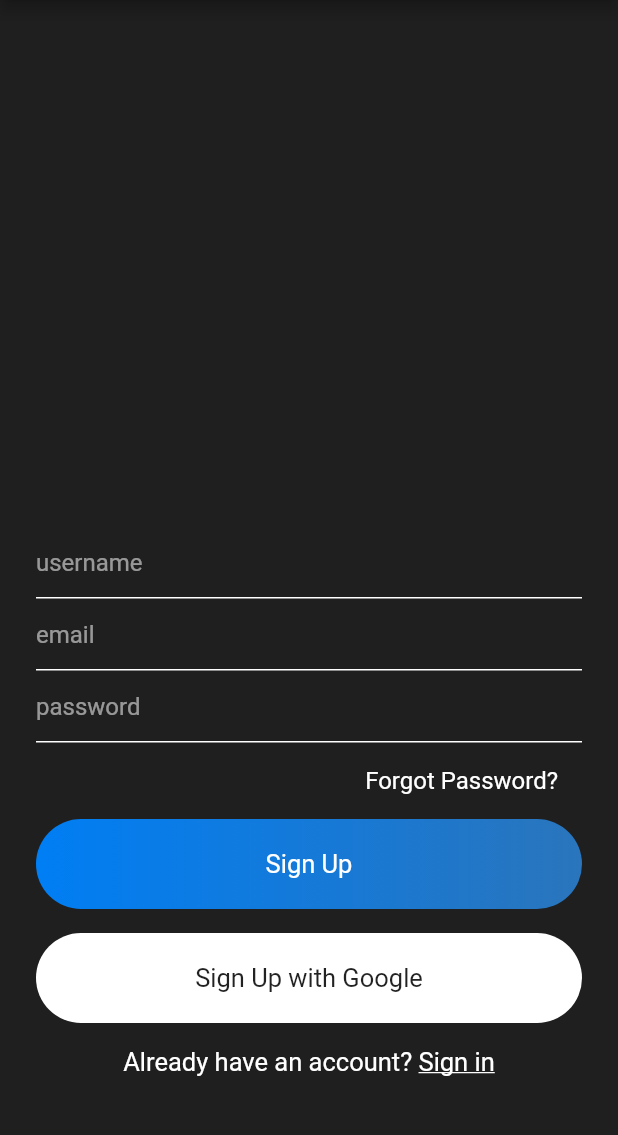
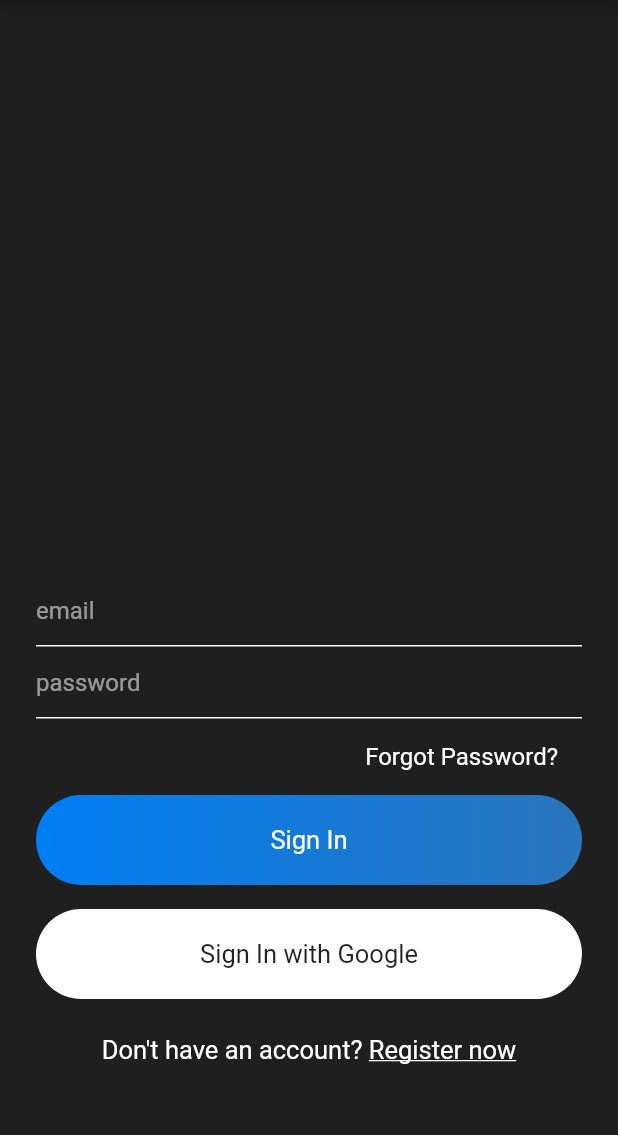
Before and after one commit to pduebel/flutter-chat-app, a Flutter app: the screen it shows after launch, on a phone screen of 412 x 824 dp, the part 84-1219 px from its top. Run offline on Flutter 3.47's test engine with Material 2 defaults, Android fonts, the phone set to English and light mode, and no system bars; our stand-ins replace firebase_auth, firebase_core; accounts and stored records are empty.

Commit message:
add routes between sign in and sign up via authenticate widget

```diff
--- /dev/null
+++ b/lib/helper/authenticate.dart
@@ -0,0 +1,29 @@
+import 'package:chat_app/views/sign_in.dart';
+import 'package:chat_app/views/sign_up.dart';
+import 'package:flutter/material.dart';
+
+class Authenticate extends StatefulWidget {
+  const Authenticate({Key? key}) : super(key: key);
+
+  @override
+  _AuthenticateState createState() => _AuthenticateState();
+}
+
+class _AuthenticateState extends State<Authenticate> {
+  bool showSignIn = true;
+
+  void toggleView() {
+    setState(() {
+      showSignIn = !showSignIn;
+    });
+  }
+
+  @override
+  Widget build(BuildContext context) {
+    if (showSignIn) {
+      return SignIn(toggle: toggleView);
+    } else {
+      return SignUp(toggle: toggleView);
+    }
+  }
+}
--- a/lib/main.dart
+++ b/lib/main.dart
@@ -1,7 +1,6 @@
+import 'package:chat_app/helper/authenticate.dart';
 import 'package:flutter/material.dart';
 import 'package:firebase_core/firebase_core.dart';
-
-import './views/sign_up.dart';
 
 void main() async {
   WidgetsFlutterBinding.ensureInitialized();
@@ -22,7 +21,7 @@ class MyApp extends StatelessWidget {
         scaffoldBackgroundColor: const Color(0xff1F1F1F),
         primarySwatch: Colors.blue,
       ),
-      home: const SignUp(),
+      home: const Authenticate(),
     );
   }
 }
--- a/lib/views/sign_in.dart
+++ b/lib/views/sign_in.dart
@@ -3,7 +3,9 @@ import 'package:flutter/material.dart';
 import '../widgets/widgets.dart';
 
 class SignIn extends StatefulWidget {
-  const SignIn({Key? key}) : super(key: key);
+  final VoidCallback toggle;
+
+  const SignIn({Key? key, required this.toggle}) : super(key: key);
 
   @override
   _SignInState createState() => _SignInState();
@@ -83,12 +85,20 @@ class _SignInState extends State<SignIn> {
                   "Don't have an account? ",
                   style: mediumTextStyle(),
                 ),
-                const Text(
-                  'Register now',
-                  style: TextStyle(
-                    color: Colors.white,
-                    fontSize: 17,
-                    decoration: TextDecoration.underline,
+                GestureDetector(
+                  onTap: () {
+                    widget.toggle();
+                  },
+                  child: Container(
+                    padding: EdgeInsets.symmetric(vertical: 8),
+                    child: const Text(
+                      'Register now',
+                      style: TextStyle(
+                        color: Colors.white,
+                        fontSize: 17,
+                        decoration: TextDecoration.underline,
+                      ),
+                    ),
                   ),
                 )
               ],
```
Also changed, not shown: lib/views/chat_rooms.dart (+40 -0 lines), lib/views/sign_up.dart (+21 -8 lines).
